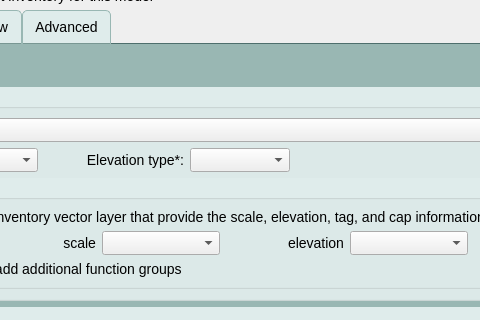
Old version of the form canflood2/canflood2_model_config.ui in the repository cefect/CanFlood2; both pictures show x 228 to 708 and y 228 to 548 of the 1000 by 1000 pixel window.
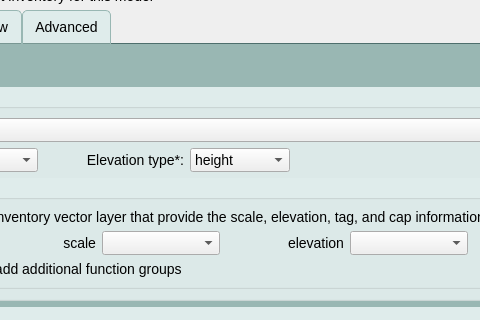
New version of the form. Icons and pictures are not drawn. Custom widgets are drawn as their Qt base class.

The edit to the form file:
```diff
--- a/canflood2/canflood2_model_config.ui
+++ b/canflood2/canflood2_model_config.ui
@@ -579,11 +579,11 @@
                    </size>
                   </property>
                   <property name="currentIndex">
-                   <number>-1</number>
+                   <number>0</number>
                   </property>
                   <item>
                    <property name="text">
-                    <string>ground</string>
+                    <string>height</string>
                    </property>
                   </item>
                   <item>
```
Left out of the diff: 5 changed lines with no effect on the pictures.
